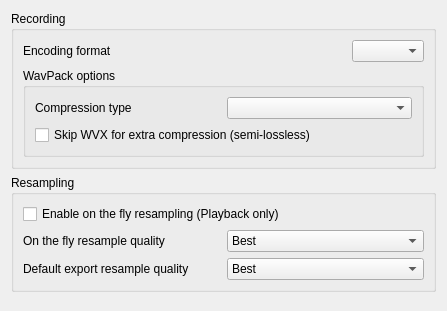
Before: the Qt Designer form src/traverso/ui/RecordingConfigPage.ui in ErwanLegrand/Traverso-DAW, drawn with Qt 5.
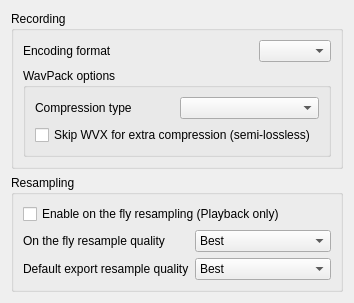
After: the same form once the commit is applied.

Commit message: * Merged the fooConfig classes into their fooConfigPage classes which obviously should have been done right from the beginning (by using multiple inheritance, such a nice C++ feature ;-) ) * The Layout of the config pages, margins, spacing etc is can be managed properly now by QDesigner, the defaults are just fine, which makes adjusting the ConfigPages much easier.

What changed in the file:
```diff
--- a/src/traverso/ui/RecordingConfigPage.ui
+++ b/src/traverso/ui/RecordingConfigPage.ui
@@ -5,8 +5,8 @@
    <rect>
     <x>0</x>
     <y>0</y>
-    <width>443</width>
-    <height>311</height>
+    <width>354</width>
+    <height>248</height>
    </rect>
   </property>
   <property name="sizePolicy" >
@@ -18,7 +18,7 @@
   <property name="windowTitle" >
    <string>Form</string>
   </property>
-  <layout class="QVBoxLayout" >
+  <layout class="QVBoxLayout" name="verticalLayout" >
    <item>
     <widget class="QGroupBox" name="groupBox" >
      <property name="title" >
@@ -28,16 +28,7 @@
       <property name="spacing" >
        <number>6</number>
       </property>
-      <property name="leftMargin" >
-       <number>9</number>
-      </property>
-      <property name="topMargin" >
-       <number>9</number>
-      </property>
-      <property name="rightMargin" >
-       <number>9</number>
-      </property>
-      <property name="bottomMargin" >
+      <property name="margin" >
        <number>9</number>
       </property>
       <item>
@@ -45,16 +36,7 @@
         <property name="spacing" >
          <number>6</number>
         </property>
-        <property name="leftMargin" >
-         <number>0</number>
-        </property>
-        <property name="topMargin" >
-         <number>0</number>
-        </property>
-        <property name="rightMargin" >
-         <number>0</number>
-        </property>
-        <property name="bottomMargin" >
+        <property name="margin" >
          <number>0</number>
         </property>
         <item>
@@ -111,16 +93,7 @@
          <property name="spacing" >
           <number>6</number>
          </property>
-         <property name="leftMargin" >
-          <number>9</number>
-         </property>
-         <property name="topMargin" >
-          <number>9</number>
-         </property>
-         <property name="rightMargin" >
-          <number>9</number>
-         </property>
-         <property name="bottomMargin" >
+         <property name="margin" >
           <number>9</number>
          </property>
          <item>
@@ -128,16 +101,7 @@
            <property name="spacing" >
             <number>6</number>
            </property>
-           <property name="leftMargin" >
-            <number>0</number>
-           </property>
-           <property name="topMargin" >
-            <number>0</number>
-           </property>
-           <property name="rightMargin" >
-            <number>0</number>
-           </property>
-           <property name="bottomMargin" >
+           <property name="margin" >
             <number>0</number>
            </property>
            <item>
@@ -184,16 +148,7 @@
       <property name="spacing" >
        <number>6</number>
       </property>
-      <property name="leftMargin" >
-       <number>9</number>
-      </property>
-      <property name="topMargin" >
-       <number>9</number>
-      </property>
-      <property name="rightMargin" >
-       <number>9</number>
-      </property>
-      <property name="bottomMargin" >
+      <property name="margin" >
        <number>9</number>
       </property>
       <item>
@@ -208,16 +163,7 @@
         <property name="spacing" >
          <number>6</number>
         </property>
-        <property name="leftMargin" >
-         <number>0</number>
-        </property>
-        <property name="topMargin" >
-         <number>0</number>
-        </property>
-        <property name="rightMargin" >
-         <number>0</number>
-        </property>
-        <property name="bottomMargin" >
+        <property name="margin" >
          <number>0</number>
         </property>
         <item>
@@ -258,16 +204,7 @@
           <property name="spacing" >
            <number>6</number>
           </property>
-          <property name="leftMargin" >
-           <number>0</number>
-          </property>
-          <property name="topMargin" >
-           <number>0</number>
-          </property>
-          <property name="rightMargin" >
-           <number>0</number>
-          </property>
-          <property name="bottomMargin" >
+          <property name="margin" >
            <number>0</number>
           </property>
           <item>
@@ -326,14 +263,14 @@
     </widget>
    </item>
    <item>
-    <spacer>
+    <spacer name="verticalSpacer" >
      <property name="orientation" >
       <enum>Qt::Vertical</enum>
      </property>
-     <property name="sizeHint" >
+     <property name="sizeHint" stdset="0" >
       <size>
-       <width>425</width>
-       <height>16</height>
+       <width>20</width>
+       <height>3</height>
       </size>
      </property>
     </spacer>
```
Left out of the diff: 13 changed lines with no effect on the pictures. The commit also changes 4 other files.
